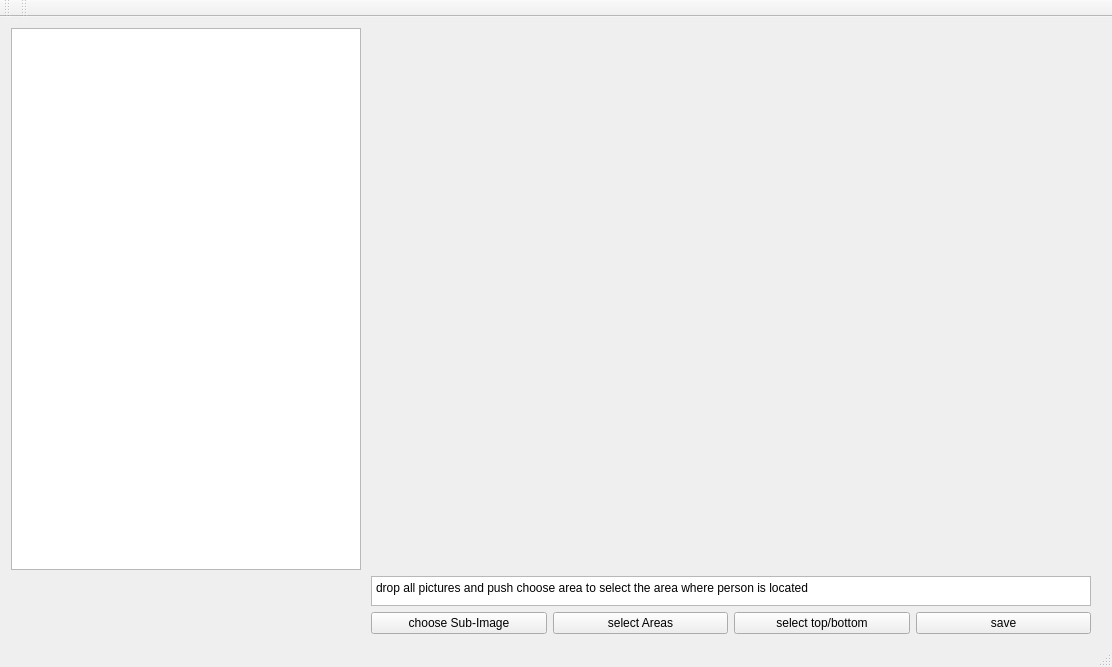
This is gui/mainwindow.ui in gvolk/where_is_waldo as Qt 5 draws it before an edit. The edited form follows.
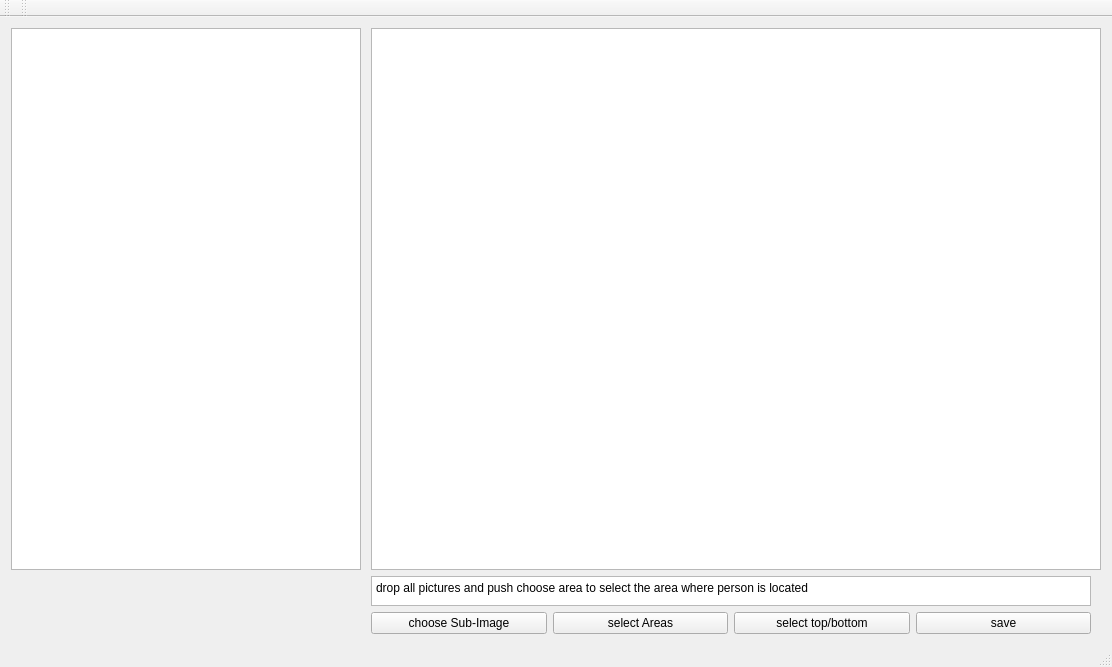
This is the edited form.

Patch:
```diff
--- a/gui/mainwindow.ui
+++ b/gui/mainwindow.ui
@@ -79,29 +79,7 @@
        </widget>
       </item>
       <item>
-       <widget class="QLabel" name="label">
-        <property name="sizePolicy">
-         <sizepolicy hsizetype="Expanding" vsizetype="Expanding">
-          <horstretch>0</horstretch>
-          <verstretch>0</verstretch>
-         </sizepolicy>
-        </property>
-        <property name="minimumSize">
-         <size>
-          <width>400</width>
-          <height>0</height>
-         </size>
-        </property>
-        <property name="mouseTracking">
-         <bool>true</bool>
-        </property>
-        <property name="text">
-         <string/>
-        </property>
-        <property name="textInteractionFlags">
-         <set>Qt::NoTextInteraction</set>
-        </property>
-       </widget>
+       <widget class="QGraphicsView" name="graphicsView"/>
       </item>
      </layout>
     </item>
```
Left out of the diff: 2 changed lines with no effect on the pictures.
